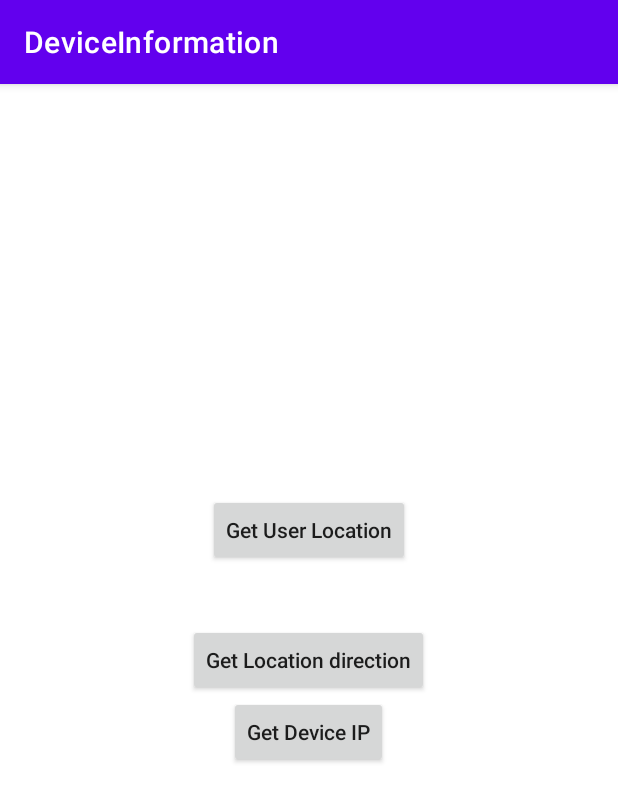
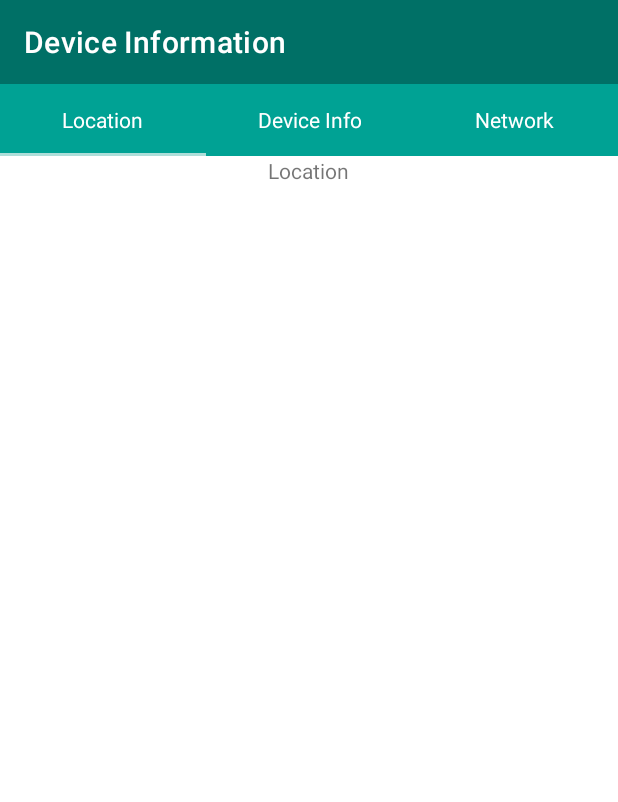
Before and after one commit to alamincmt/device_informations, an Android app: the screen it shows after launch (MainActivity), on a phone screen of 412 x 824 dp. Shown: the top 802 px of the screen. Run offline under Robolectric (Android 15) with nearby library versions, the light colour scheme and no system bars.

Commit message:
ViwePager2 Added with three tabs.

```diff
--- a/app/build.gradle
+++ b/app/build.gradle
@@ -49,5 +49,4 @@ dependencies {
     androidTestImplementation 'androidx.test.espresso:espresso-core:3.5.0'
     implementation 'com.google.android.gms:play-services-location:21.0.1'
     implementation 'com.google.android.gms:play-services-maps:18.1.0'
-    implementation 'com.github.malikdawar:drawroute:1.1-rx'
 }
--- a/app/src/main/java/com/example/locationdemoproject/MainActivity.kt
+++ b/app/src/main/java/com/example/locationdemoproject/MainActivity.kt
@@ -10,7 +10,6 @@ import android.location.Geocoder
 import android.location.Location
 import android.location.LocationManager
 import android.net.ConnectivityManager
-import android.net.NetworkCapabilities
 import android.os.Build
 import android.os.Bundle
 import android.provider.Settings
@@ -18,11 +17,17 @@ import android.view.View
 import android.widget.Toast
 import androidx.annotation.RequiresApi
 import androidx.appcompat.app.AppCompatActivity
-import androidx.appcompat.widget.AppCompatTextView
+import androidx.appcompat.widget.Toolbar
 import androidx.core.app.ActivityCompat
+import androidx.viewpager2.widget.ViewPager2
+import com.example.locationdemoproject.adapter.ViewPagerAdapter
+import com.example.locationdemoproject.fragments.DeviceInfoFragment
+import com.example.locationdemoproject.fragments.LocationFragment
+import com.example.locationdemoproject.fragments.NetworkFragment
 import com.google.android.gms.location.FusedLocationProviderClient
 import com.google.android.gms.location.LocationServices
-import com.google.firebase.crashlytics.buildtools.reloc.org.apache.http.conn.util.InetAddressUtils
+import com.google.android.material.tabs.TabLayout
+import com.google.android.material.tabs.TabLayoutMediator
 import java.io.BufferedInputStream
 import java.io.BufferedReader
 import java.io.InputStream
@@ -37,23 +42,52 @@ import java.util.concurrent.FutureTask
 open class MainActivity : AppCompatActivity() {
     private lateinit var mFusedLocationClient: FusedLocationProviderClient
     private val permissionId = 2
-    private var tvLocation: AppCompatTextView? = null
-    private var tvDeviceIp: AppCompatTextView? = null
-    private var tvConnectionType: AppCompatTextView? = null
-    private var tvAddress: AppCompatTextView? = null
     var newAddress: String? = null
+
+    private lateinit var viewPager2: ViewPager2
+    private lateinit var tabLayout: TabLayout
+    private var toolbar: Toolbar? = null
+
     override fun onCreate(savedInstanceState: Bundle?) {
         super.onCreate(savedInstanceState)
         setContentView(R.layout.activity_main)
+        mFusedLocationClient = LocationServices.getFusedLocationProviderClient(this)
         initViews()
-        mFusedLocationClient = LocationServices.getFusedLocationProviderClient(this)
+        initTabs()
+
+
+        setSupportActionBar(toolbar)
+    }
+
+    private fun initTabs() {
+
+        // Initializing the ViewPagerAdapter
+        val adapter = ViewPagerAdapter(this)
+
+        // add fragment to the list
+        adapter.addFragment(LocationFragment(), "Location")
+        adapter.addFragment(DeviceInfoFragment(), "Device Info")
+        adapter.addFragment(NetworkFragment(), "Network")
+
+        // Adding the Adapter to the ViewPager
+        viewPager2.adapter = adapter
+
+        TabLayoutMediator(tabLayout, viewPager2) { tab, position ->
+            if (position == 0) {
+                tab.text = "Location"
+            } else if (position == 1) {
+                tab.text = "Device Info"
+            } else if (position == 2) {
+                tab.text = "Network"
+            }
+
+        }.attach()
     }
 
     private fun initViews() {
-        tvLocation = findViewById(R.id.tvLocation)
-        tvDeviceIp = findViewById(R.id.tvDeviceIp)
-        tvConnectionType = findViewById(R.id.tvConnectionType)
-        tvAddress = findViewById(R.id.tvAddress)
+        viewPager2 = findViewById(R.id.viewPager)
+        tabLayout = findViewById(R.id.tabLayout)
+        toolbar = findViewById(R.id.toolbar)
     }
 
     @SuppressLint("MissingPermission", "SetTextI18n")
@@ -64,14 +98,15 @@ open class MainActivity : AppCompatActivity() {
                     val location: Location? = task.result
                     if (location != null) {
                         val geocoder = Geocoder(this, Locale.getDefault())
-                        val list: List<Address>? = geocoder.getFromLocation(location.latitude, location.longitude, 1)
-                        val fullAddress = "Address: "+getFormattedAddress(list!!)
-                        tvAddress?.text = fullAddress
+                        val list: List<Address>? =
+                            geocoder.getFromLocation(location.latitude, location.longitude, 1)
+                        val fullAddress = "Address: " + getFormattedAddress(list!!)
+                        /*tvAddress?.text = fullAddress
                         tvLocation?.text = "Latitude: ${location.latitude}\nLongitude: ${location.longitude}," +
-                                "\nCountry Code: ${list[0].countryCode}"
+                                "\nCountry Code: ${list[0].countryCode}"*/
 
-                    }else{
-                        tvLocation?.text = "Location not found, Please try again."
+                    } else {
+//                        tvLocation?.text = "Location not found, Please try again."
                     }
                 }
             } else {
@@ -90,6 +125,7 @@ open class MainActivity : AppCompatActivity() {
             LocationManager.NETWORK_PROVIDER
         )
     }
+
     private fun checkPermissions(): Boolean {
         if (ActivityCompat.checkSelfPermission(
                 this,
@@ -104,6 +140,7 @@ open class MainActivity : AppCompatActivity() {
         }
         return false
     }
+
     private fun requestPermissions() {
         ActivityCompat.requestPermissions(
             this,
@@ -114,6 +151,7 @@ open class MainActivity : AppCompatActivity() {
             permissionId
         )
     }
+
     @SuppressLint("MissingSuperCall")
     override fun onRequestPermissionsResult(
         requestCode: Int,
@@ -138,7 +176,7 @@ open class MainActivity : AppCompatActivity() {
         val currentNetwork = connectivityManager.activeNetwork
         val acN = connectivityManager.getNetworkCapabilities(currentNetwork)
         if (acN != null) {
-            if (acN.hasTransport(NetworkCapabilities.TRANSPORT_WIFI)){
+            /*if (acN.hasTransport(NetworkCapabilities.TRANSPORT_WIFI)){
                 tvConnectionType?.text = "Connection Type : Wifi"
                 val ipAddress = getLocalIpAddress()
                 val publicIp = getPublicIPAddress()
@@ -148,7 +186,7 @@ open class MainActivity : AppCompatActivity() {
                 val ipAddress = getLocalIpAddress()
                 val publicIp = getPublicIPAddress()
                 tvDeviceIp?.text = "Your Device IP Address: $ipAddress \n Public ip: $publicIp"
-            }
+            }*/
         }
     }
 
--- /dev/null
+++ b/app/src/main/java/com/example/locationdemoproject/adapter/ViewPagerAdapter.kt
@@ -0,0 +1,26 @@
+package com.example.locationdemoproject.adapter
+
+import androidx.fragment.app.Fragment
+import androidx.fragment.app.FragmentActivity
+import androidx.viewpager2.adapter.FragmentStateAdapter
+
+class ViewPagerAdapter(fragmentActivity: FragmentActivity) : FragmentStateAdapter(fragmentActivity) {
+
+    // declare arrayList to contain fragments and its title
+    private val mFragmentList = ArrayList<Fragment>()
+    private val mFragmentTitleList = ArrayList<String>()
+
+    fun addFragment(fragment: Fragment, title: String) {
+        // add each fragment and its title to the array list
+        mFragmentList.add(fragment)
+        mFragmentTitleList.add(title)
+    }
+
+    override fun getItemCount(): Int {
+        return mFragmentList.size
+    }
+
+    override fun createFragment(position: Int): Fragment {
+        return mFragmentList[position]
+    }
+}
--- /dev/null
+++ b/app/src/main/java/com/example/locationdemoproject/fragments/DeviceInfoFragment.kt
@@ -0,0 +1,17 @@
+package com.example.locationdemoproject.fragments
+
+import android.os.Bundle
+import android.view.LayoutInflater
+import android.view.ViewGroup
+import androidx.fragment.app.Fragment
+import com.example.locationdemoproject.R
+
+class DeviceInfoFragment : Fragment() {
+    // inflate the layout
+    override fun onCreateView(
+        inflater: LayoutInflater,
+        container: ViewGroup?,
+        savedInstanceState: Bundle?
+    ) =
+        inflater.inflate(R.layout.fragment_device, container, false)!!
+}
--- /dev/null
+++ b/app/src/main/java/com/example/locationdemoproject/fragments/LocationFragment.kt
@@ -0,0 +1,17 @@
+package com.example.locationdemoproject.fragments
+
+import android.os.Bundle
+import android.view.LayoutInflater
+import android.view.ViewGroup
+import androidx.fragment.app.Fragment
+import com.example.locationdemoproject.R
+
+class LocationFragment : Fragment() {
+    // inflate the layout
+    override fun onCreateView(
+        inflater: LayoutInflater,
+        container: ViewGroup?,
+        savedInstanceState: Bundle?
+    ) =
+        inflater.inflate(R.layout.fragment_location, container, false)!!
+}
--- /dev/null
+++ b/app/src/main/java/com/example/locationdemoproject/fragments/NetworkFragment.kt
@@ -0,0 +1,17 @@
+package com.example.locationdemoproject.fragments
+
+import android.os.Bundle
+import android.view.LayoutInflater
+import android.view.ViewGroup
+import androidx.fragment.app.Fragment
+import com.example.locationdemoproject.R
+
+class NetworkFragment : Fragment() {
+    // inflate the layout
+    override fun onCreateView(
+        inflater: LayoutInflater,
+        container: ViewGroup?,
+        savedInstanceState: Bundle?
+    ) =
+        inflater.inflate(R.layout.fragment_network, container, false)!!
+}
--- a/app/src/main/res/layout/activity_main.xml
+++ b/app/src/main/res/layout/activity_main.xml
@@ -8,87 +8,38 @@
 
     <androidx.appcompat.widget.LinearLayoutCompat
         android:layout_width="match_parent"
-        android:layout_height="wrap_content"
+        android:layout_height="match_parent"
         android:orientation="vertical"
         app:layout_constraintBottom_toBottomOf="parent"
         app:layout_constraintEnd_toEndOf="parent"
         app:layout_constraintStart_toStartOf="parent"
         app:layout_constraintTop_toTopOf="parent">
 
-        <LinearLayout
+        <androidx.appcompat.widget.Toolbar
+            android:id="@+id/toolbar"
+            android:layout_width="match_parent"
+            android:layout_height="?attr/actionBarSize"
+            android:background="#007066"
+            app:titleTextColor="@color/white"
+            app:popupTheme="@style/ThemeOverlay.AppCompat.Light" />
+
+        <com.google.android.material.tabs.TabLayout
+            android:id="@+id/tabLayout"
             android:layout_width="match_parent"
             android:layout_height="wrap_content"
-            android:layout_gravity="center"
-            android:gravity="center"
-            android:orientation="vertical">
+            android:background="#00a294"
+            app:tabTextAppearance="@android:style/TextAppearance.Widget.TabWidget"
+            app:tabTextColor="@android:color/background_light">
 
+        </com.google.android.material.tabs.TabLayout>
 
-            <androidx.appcompat.widget.AppCompatButton
-                android:layout_width="wrap_content"
-                android:layout_height="wrap_content"
-                android:text="Get User Location"
-                android:textAllCaps="false"
-                android:onClick="getUserLocation">
-
-            </androidx.appcompat.widget.AppCompatButton>
-
-            <androidx.appcompat.widget.AppCompatTextView
-                android:layout_width="wrap_content"
-                android:layout_height="wrap_content"
-                android:id="@+id/tvLocation">
-
-            </androidx.appcompat.widget.AppCompatTextView>
-
-            <androidx.appcompat.widget.AppCompatTextView
-                android:layout_width="wrap_content"
-                android:layout_height="wrap_content"
-                android:id="@+id/tvAddress">
-
-            </androidx.appcompat.widget.AppCompatTextView>
-
-            <androidx.appcompat.widget.AppCompatButton
-                android:layout_width="wrap_content"
-                android:layout_height="wrap_content"
-                android:text="Get Location direction"
-                android:textAllCaps="false"
-                android:onClick="getDirection">
-
-            </androidx.appcompat.widget.AppCompatButton>
-
-        </LinearLayout>
-
-        <LinearLayout
+        <androidx.viewpager2.widget.ViewPager2
+            android:id="@+id/viewPager"
             android:layout_width="match_parent"
             android:layout_height="wrap_content"
-            android:layout_gravity="center"
-            android:gravity="center"
-            android:orientation="vertical">
+            app:layout_constraintTop_toBottomOf="@+id/tabLayout">
 
-
-            <androidx.appcompat.widget.AppCompatButton
-                android:layout_width="wrap_content"
-                android:layout_height="wrap_content"
-                android:text="Get Device IP"
-                android:textAllCaps="false"
-                android:onClick="getDeviceIP">
-
-            </androidx.appcompat.widget.AppCompatButton>
-
-            <androidx.appcompat.widget.AppCompatTextView
-                android:layout_width="wrap_content"
-                android:layout_height="wrap_content"
-                android:id="@+id/tvConnectionType">
-
-            </androidx.appcompat.widget.AppCompatTextView>
-
-            <androidx.appcompat.widget.AppCompatTextView
-                android:layout_width="wrap_content"
-                android:layout_height="wrap_content"
-                android:id="@+id/tvDeviceIp">
-
-            </androidx.appcompat.widget.AppCompatTextView>
-
-        </LinearLayout>
+        </androidx.viewpager2.widget.ViewPager2>
 
     </androidx.appcompat.widget.LinearLayoutCompat>
 
--- /dev/null
+++ b/app/src/main/res/layout/fragment_device.xml
@@ -0,0 +1,13 @@
+<?xml version="1.0" encoding="utf-8"?>
+<LinearLayout
+    xmlns:android="http://schemas.android.com/apk/res/android"
+    android:layout_width="match_parent"
+    android:layout_height="match_parent"
+    android:gravity="center">
+
+    <TextView
+        android:layout_width="wrap_content"
+        android:layout_height="wrap_content"
+        android:text="Device Information" />
+
+</LinearLayout>
--- /dev/null
+++ b/app/src/main/res/layout/fragment_location.xml
@@ -0,0 +1,12 @@
+<?xml version="1.0" encoding="utf-8"?>
+<LinearLayout xmlns:android="http://schemas.android.com/apk/res/android"
+    android:layout_width="match_parent"
+    android:layout_height="match_parent"
+    android:gravity="center">
+
+    <TextView
+        android:layout_width="wrap_content"
+        android:layout_height="wrap_content"
+        android:text="Location" />
+
+</LinearLayout>
--- /dev/null
+++ b/app/src/main/res/layout/fragment_network.xml
@@ -0,0 +1,13 @@
+<?xml version="1.0" encoding="utf-8"?>
+<LinearLayout
+    xmlns:android="http://schemas.android.com/apk/res/android"
+    android:layout_width="match_parent"
+    android:layout_height="match_parent"
+    android:gravity="center">
+
+    <TextView
+        android:layout_width="wrap_content"
+        android:layout_height="wrap_content"
+        android:text="Network" />
+
+</LinearLayout>
--- a/app/src/main/res/values-night/themes.xml
+++ b/app/src/main/res/values-night/themes.xml
@@ -1,6 +1,6 @@
 <resources xmlns:tools="http://schemas.android.com/tools">
     <!-- Base application theme. -->
-    <style name="Theme.LocationDemoProject" parent="Theme.MaterialComponents.DayNight.DarkActionBar">
+    <style name="Theme.LocationDemoProject" parent="Theme.MaterialComponents.DayNight.NoActionBar">
         <!-- Primary brand color. -->
         <item name="colorPrimary">@color/purple_200</item>
         <item name="colorPrimaryVariant">@color/purple_700</item>
--- a/app/src/main/res/values/colors.xml
+++ b/app/src/main/res/values/colors.xml
@@ -1,8 +1,8 @@
 <?xml version="1.0" encoding="utf-8"?>
 <resources>
-    <color name="purple_200">#FFBB86FC</color>
-    <color name="purple_500">#FF6200EE</color>
-    <color name="purple_700">#FF3700B3</color>
+    <color name="purple_200">#03DAC6</color>
+    <color name="purple_500">#aeded9</color>
+    <color name="purple_700">#007066</color>
     <color name="teal_200">#FF03DAC5</color>
     <color name="teal_700">#FF018786</color>
     <color name="black">#FF000000</color>
--- a/app/src/main/res/values/strings.xml
+++ b/app/src/main/res/values/strings.xml
@@ -1,4 +1,7 @@
 <resources>
-    <string name="app_name">DeviceInformation</string>
+    <string name="app_name">Device Information</string>
     <string name="title_activity_maps">MapsActivity</string>
+    <string name="home_fragment">Home Fragment</string>
+    <string name="sport_fragment">Sport Fragment</string>
+    <string name="movie_fragment">Movie Fragment</string>
 </resources>
--- a/app/src/main/res/values/themes.xml
+++ b/app/src/main/res/values/themes.xml
@@ -1,6 +1,6 @@
 <resources xmlns:tools="http://schemas.android.com/tools">
     <!-- Base application theme. -->
-    <style name="Theme.LocationDemoProject" parent="Theme.MaterialComponents.DayNight.DarkActionBar">
+    <style name="Theme.LocationDemoProject" parent="Theme.MaterialComponents.DayNight.NoActionBar">
         <!-- Primary brand color. -->
         <item name="colorPrimary">@color/purple_500</item>
         <item name="colorPrimaryVariant">@color/purple_700</item>
```
